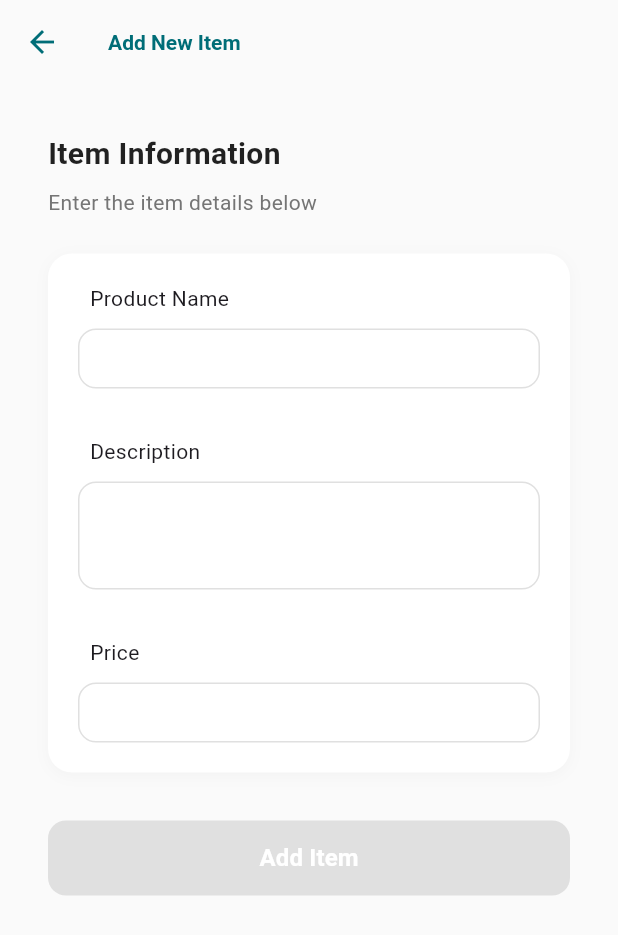
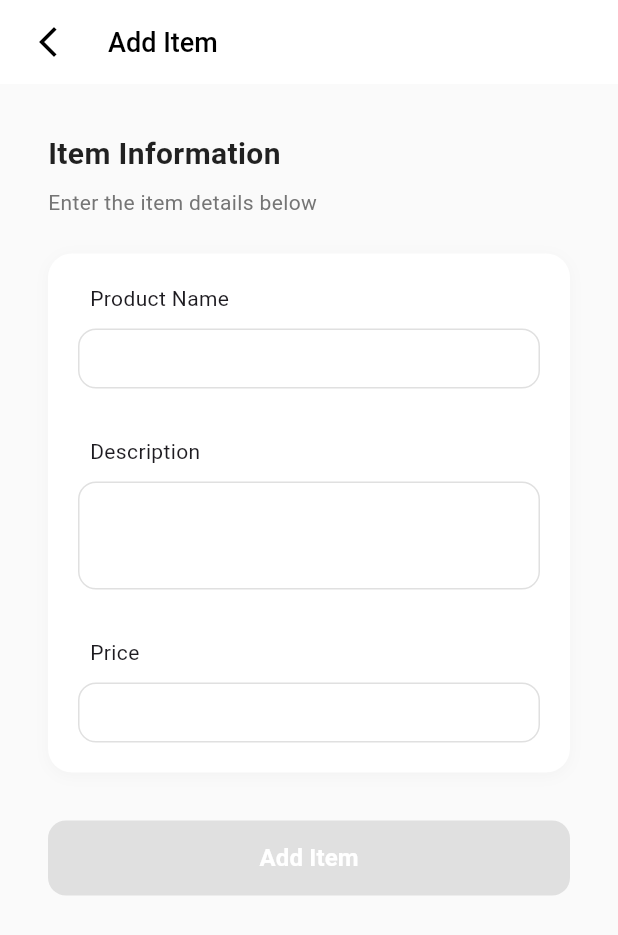
Before and after one commit to craftedbyaditya/saasify, a Flutter app: the AddNewItemScreen screen opened by its route, on a phone screen of 412 x 824 dp. Shown: the top 935 px of the screen. Run offline on Flutter 3.47's test engine with Material 3 defaults, Android fonts, the phone set to English and light mode, and no system bars; our stand-ins replace share_plus, shared_preferences, supabase_flutter; missing offline and left inert: dart:html, gsheets, universal_html; accounts and stored records are empty; project files that could hold a hidden picture were left out.

Commit message:
Fix custom app bar

```diff
--- a/lib/screens/inventory/add_new_item.dart
+++ b/lib/screens/inventory/add_new_item.dart
@@ -1,6 +1,7 @@
 import 'package:flutter/material.dart';
 import '../../bloc/inventory/add_item_bloc.dart';
 import '../../constants/dimensions.dart';
+import '../../widgets/custom_appbar.dart';
 import '../../widgets/custom_textfield.dart';
 
 class AddNewItemScreen extends StatefulWidget {
@@ -157,21 +158,7 @@ class _AddNewItemScreenState extends State<AddNewItemScreen> {
   Widget build(BuildContext context) {
     return Scaffold(
       backgroundColor: Colors.grey[50],
-      appBar: AppBar(
-        elevation: 0,
-        backgroundColor: Colors.transparent,
-        title: const Text(
-          'Add New Item',
-          style: TextStyle(
-            color: Color(0xFF006d77),
-            fontWeight: FontWeight.bold,
-          ),
-        ),
-        leading: IconButton(
-          icon: const Icon(Icons.arrow_back, color: Color(0xFF006d77)),
-          onPressed: () => Navigator.pop(context),
-        ),
-      ),
+      appBar: CustomAppBar(title: 'Add Item'),
       body: SafeArea(
         child: SingleChildScrollView(
           child: Padding(
```
Also changed, not shown: lib/screens/customers/add_customer_screen.dart (+3 -15 lines), lib/screens/dashboard/dashboard_screen.dart (+8 -7 lines), 1 other file.
